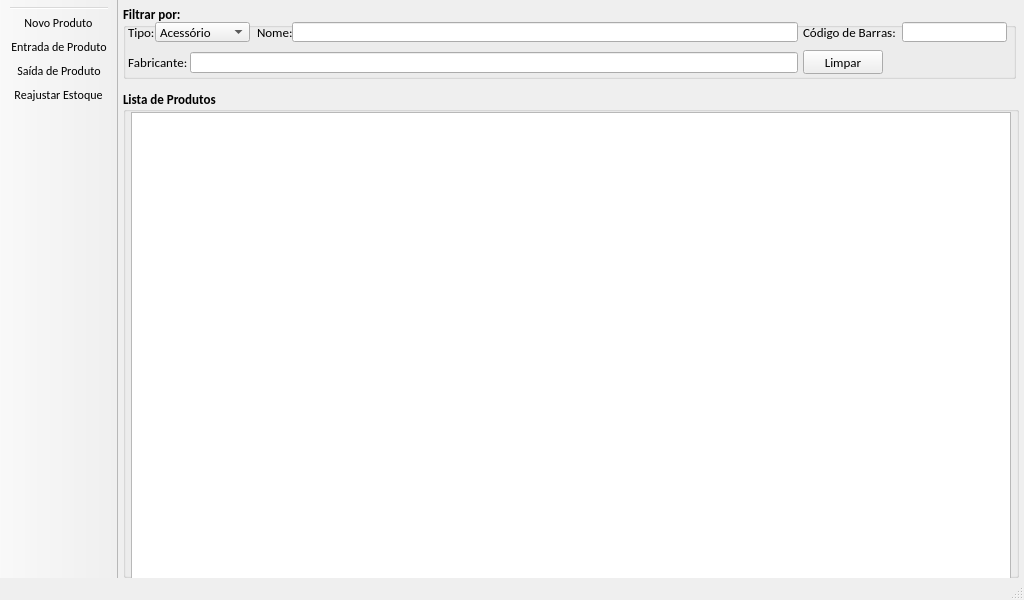
This is loja/tela_estoque.ui in jmessias1725/sexloja as Qt 5 draws it before an edit. The edited form follows.
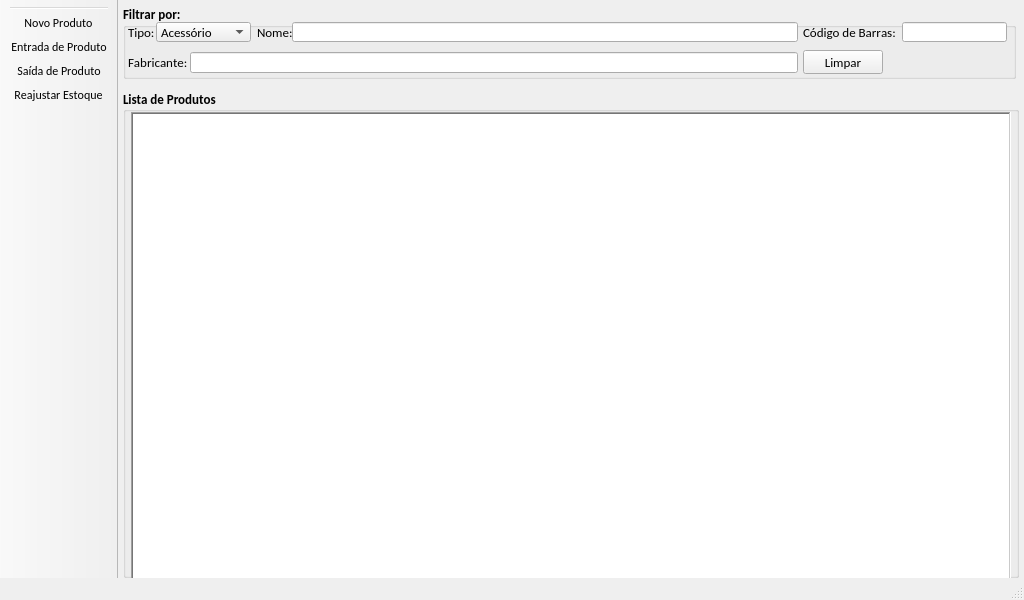
This is the edited form. Icons and pictures are not drawn.

```diff
--- a/loja/tela_estoque.ui
+++ b/loja/tela_estoque.ui
@@ -85,6 +85,7 @@
        </property>
        <property name="font">
         <font>
+         <family>Calibri</family>
          <weight>50</weight>
          <bold>false</bold>
          <kerning>false</kerning>
@@ -269,7 +270,7 @@
       <widget class="QComboBox" name="cb_tipo">
        <property name="geometry">
         <rect>
-         <x>32</x>
+         <x>33</x>
          <y>17</y>
          <width>95</width>
          <height>20</height>
@@ -460,7 +461,7 @@
         <number>5</number>
        </property>
        <item>
-        <widget class="QTableView" name="tv_clientes">
+        <widget class="QTableWidget" name="tw_produtos">
          <property name="minimumSize">
           <size>
            <width>869</width>
@@ -474,23 +475,53 @@
            <kerning>false</kerning>
           </font>
          </property>
+         <property name="frameShape">
+          <enum>QFrame::WinPanel</enum>
+         </property>
          <property name="horizontalScrollBarPolicy">
           <enum>Qt::ScrollBarAsNeeded</enum>
          </property>
          <property name="alternatingRowColors">
           <bool>true</bool>
          </property>
+         <property name="selectionBehavior">
+          <enum>QAbstractItemView::SelectRows</enum>
+         </property>
+         <property name="showGrid">
+          <bool>true</bool>
+         </property>
+         <property name="gridStyle">
+          <enum>Qt::SolidLine</enum>
+         </property>
          <property name="sortingEnabled">
           <bool>false</bool>
          </property>
+         <property name="wordWrap">
+          <bool>true</bool>
+         </property>
+         <property name="cornerButtonEnabled">
+          <bool>true</bool>
+         </property>
+         <property name="rowCount">
+          <number>0</number>
+         </property>
+         <property name="columnCount">
+          <number>0</number>
+         </property>
          <attribute name="horizontalHeaderVisible">
+          <bool>true</bool>
+         </attribute>
+         <attribute name="horizontalHeaderCascadingSectionResizes">
           <bool>false</bool>
          </attribute>
          <attribute name="horizontalHeaderDefaultSectionSize">
           <number>450</number>
          </attribute>
          <attribute name="horizontalHeaderMinimumSectionSize">
-          <number>15</number>
+          <number>100</number>
+         </attribute>
+         <attribute name="horizontalHeaderShowSortIndicator" stdset="0">
+          <bool>false</bool>
          </attribute>
          <attribute name="horizontalHeaderStretchLastSection">
           <bool>true</bool>
@@ -502,14 +533,11 @@
           <bool>false</bool>
          </attribute>
          <attribute name="verticalHeaderDefaultSectionSize">
-          <number>30</number>
+          <number>20</number>
          </attribute>
          <attribute name="verticalHeaderMinimumSectionSize">
           <number>20</number>
          </attribute>
-         <attribute name="verticalHeaderStretchLastSection">
-          <bool>false</bool>
-         </attribute>
         </widget>
        </item>
       </layout>
```
Left out of the diff: 11 changed lines with no effect on the pictures.
